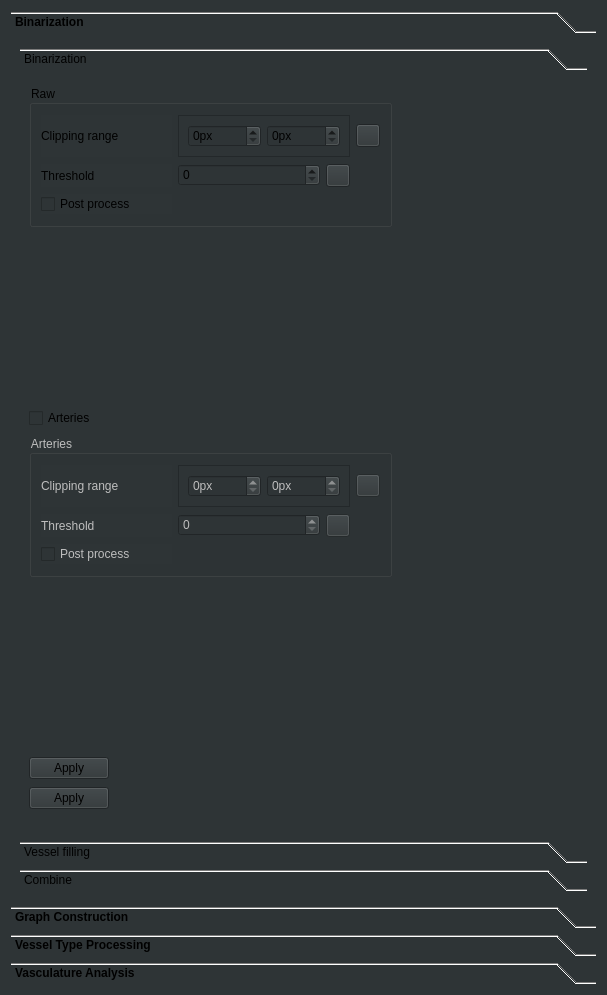
The window that ClearMap/gui/creator/vasculature_tab.ui (ClearAnatomics/ClearMap) describes before a commit, drawn with Qt 5.
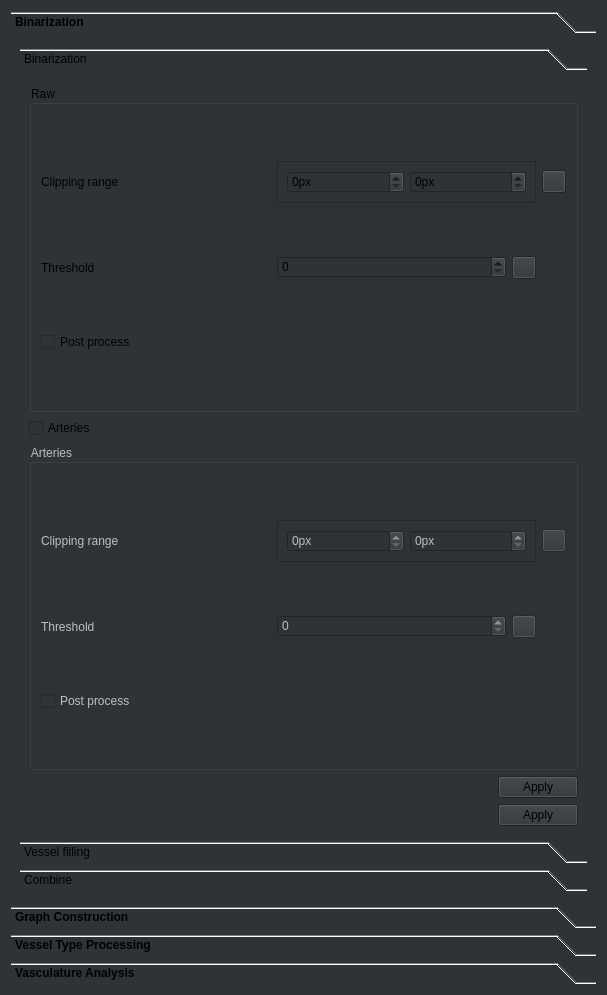
The same window after the commit. The open tabs and pages were chosen to show the change. Icons and pictures are not drawn.

Commit message: Fixes vasculature layout

The edit to the form file:
```diff
--- a/ClearMap/gui/creator/vasculature_tab.ui
+++ b/ClearMap/gui/creator/vasculature_tab.ui
@@ -75,15 +75,9 @@
                 <attribute name="label">
                  <string>Binarization</string>
                 </attribute>
+                <layout class="QVBoxLayout" name="verticalLayout_5">
+                 <item>
                 <widget class="QGroupBox" name="groupBox_2">
-                 <property name="geometry">
-                  <rect>
-                   <x>9</x>
-                   <y>9</y>
-                   <width>363</width>
-                   <height>142</height>
-                  </rect>
-                 </property>
                  <property name="styleSheet">
                   <string notr="true"/>
                  </property>
@@ -190,15 +184,9 @@
                   </item>
                  </layout>
                 </widget>
+                 </item>
+                 <item>
                 <widget class="QCheckBox" name="runArteriesBinarizationCheckBox">
-                 <property name="geometry">
-                  <rect>
-                   <x>9</x>
-                   <y>331</y>
-                   <width>77</width>
-                   <height>22</height>
-                  </rect>
-                 </property>
                  <property name="text">
                   <string>Arteries</string>
                  </property>
@@ -206,18 +194,12 @@
                   <bool>false</bool>
                  </property>
                 </widget>
+                 </item>
+                 <item>
                 <widget class="QGroupBox" name="groupBox">
                  <property name="enabled">
                   <bool>false</bool>
                  </property>
-                 <property name="geometry">
-                  <rect>
-                   <x>9</x>
-                   <y>359</y>
-                   <width>363</width>
-                   <height>142</height>
-                  </rect>
-                 </property>
                  <property name="title">
                   <string>Arteries</string>
                  </property>
@@ -321,15 +303,9 @@
                   </item>
                  </layout>
                 </widget>
+                 </item>
+                 <item>
                 <widget class="QDialogButtonBox" name="binarizationButtonBox">
-                 <property name="geometry">
-                  <rect>
-                   <x>9</x>
-                   <y>680</y>
-                   <width>80</width>
-                   <height>24</height>
-                  </rect>
-                 </property>
                  <property name="standardButtons">
                   <set>QDialogButtonBox::Apply</set>
                  </property>
@@ -337,15 +313,9 @@
                   <string>Run</string>
                  </property>
                 </widget>
+                 </item>
+                 <item>
                 <widget class="QDialogButtonBox" name="plotBinarizationButtonBox">
-                 <property name="geometry">
-                  <rect>
-                   <x>9</x>
-                   <y>710</y>
-                   <width>80</width>
-                   <height>24</height>
-                  </rect>
-                 </property>
                  <property name="standardButtons">
                   <set>QDialogButtonBox::Apply</set>
                  </property>
@@ -353,6 +323,8 @@
                   <string>Plot</string>
                  </property>
                 </widget>
+                 </item>
+                </layout>
                </widget>
                <widget class="QWidget" name="page_86">
                 <property name="geometry">
```
Left out of the diff: 16 changed lines with no effect on the pictures. Lines whose indentation alone changed are shown as unchanged.
